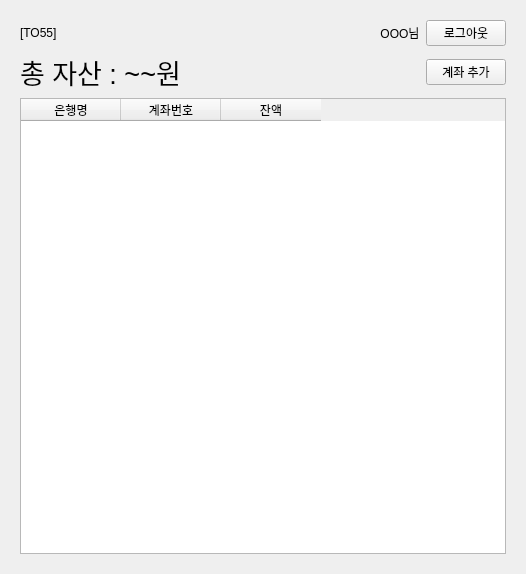
Qt form project/mainpage.ui (lym0217/QT_Project) before a commit.
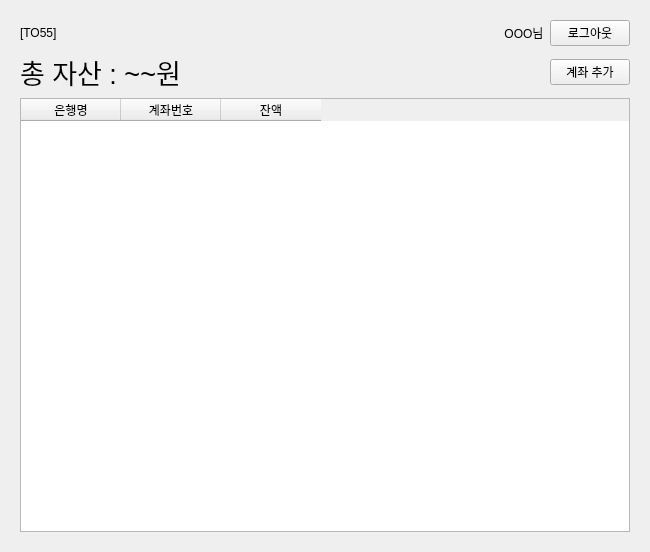
The same form after that commit. The open tabs and pages were chosen to show the change.

Commit message: 거래내역 출력 오류 수정

What changed in the file:
```diff
--- a/project/mainpage.ui
+++ b/project/mainpage.ui
@@ -6,8 +6,8 @@
    <rect>
     <x>0</x>
     <y>0</y>
-    <width>526</width>
-    <height>574</height>
+    <width>650</width>
+    <height>552</height>
    </rect>
   </property>
   <property name="windowTitle">
```
Left out of the diff: 2 changed lines with no effect on the pictures. The commit also changes 2 other files.
